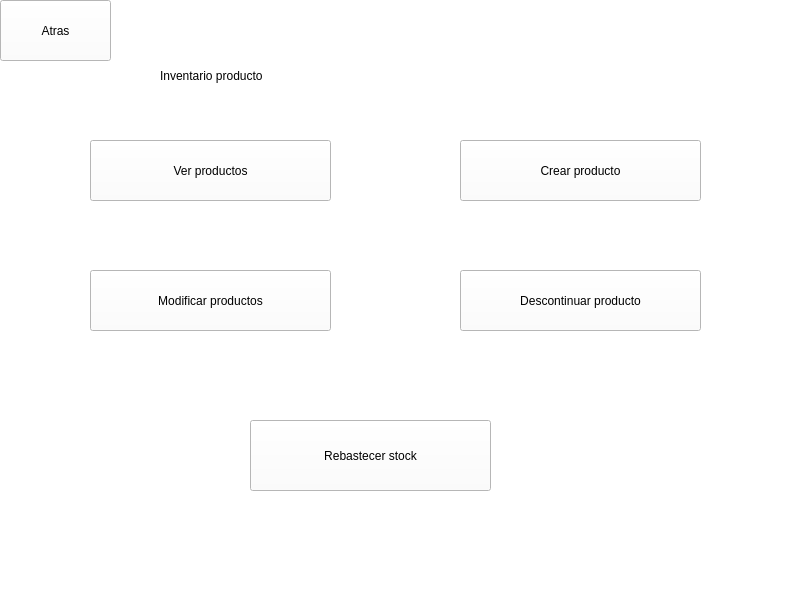
Above: GUI/sub_ventanas/ui/inventario_productos/inventario_productos.ui from C-Sebastian-M/GLAM_MAKEUP_STORE before the change. Below: the same form after it.
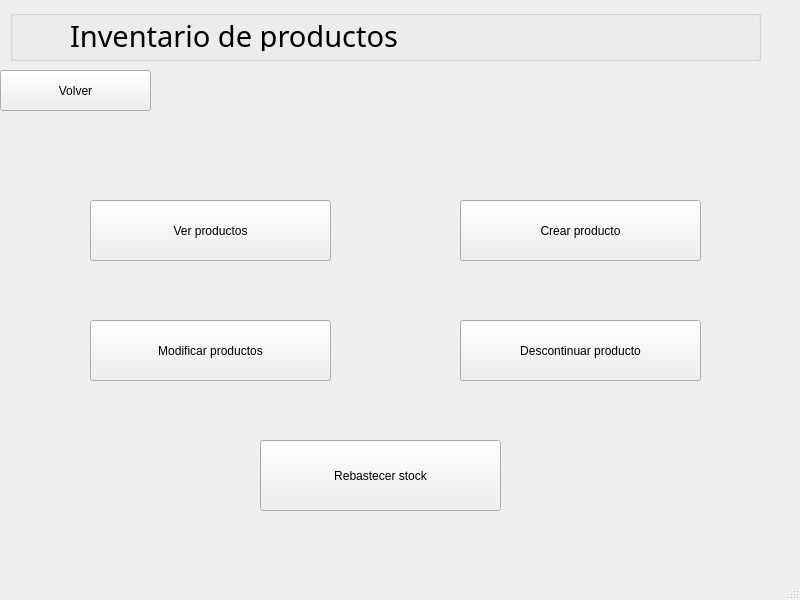
That is the form after the change. Icons and pictures are not drawn.

```diff
--- a/GUI/sub_ventanas/ui/inventario_productos/inventario_productos.ui
+++ b/GUI/sub_ventanas/ui/inventario_productos/inventario_productos.ui
@@ -14,14 +14,14 @@
    <string>Inventario productos</string>
   </property>
   <property name="styleSheet">
-   <string notr="true">background-color: rgb(255, 255, 255);</string>
+   <string notr="true"/>
   </property>
   <widget class="QWidget" name="centralwidget">
    <widget class="QPushButton" name="pushButton">
     <property name="geometry">
      <rect>
       <x>90</x>
-      <y>140</y>
+      <y>200</y>
       <width>241</width>
       <height>61</height>
      </rect>
@@ -37,7 +37,7 @@
     <property name="geometry">
      <rect>
       <x>90</x>
-      <y>270</y>
+      <y>320</y>
       <width>241</width>
       <height>61</height>
      </rect>
@@ -53,7 +53,7 @@
     <property name="geometry">
      <rect>
       <x>460</x>
-      <y>140</y>
+      <y>200</y>
       <width>241</width>
       <height>61</height>
      </rect>
@@ -69,7 +69,7 @@
     <property name="geometry">
      <rect>
       <x>460</x>
-      <y>270</y>
+      <y>320</y>
       <width>241</width>
       <height>61</height>
      </rect>
@@ -84,8 +84,8 @@
    <widget class="QPushButton" name="pushButton_5">
     <property name="geometry">
      <rect>
-      <x>250</x>
-      <y>420</y>
+      <x>260</x>
+      <y>440</y>
       <width>241</width>
       <height>71</height>
      </rect>
@@ -101,33 +101,71 @@
     <property name="geometry">
      <rect>
       <x>0</x>
-      <y>0</y>
-      <width>111</width>
-      <height>61</height>
+      <y>70</y>
+      <width>151</width>
+      <height>41</height>
      </rect>
     </property>
     <property name="styleSheet">
      <string notr="true">font: 16pt &quot;Arial&quot;;</string>
     </property>
     <property name="text">
-     <string>Atras</string>
+     <string>Volver</string>
     </property>
    </widget>
-   <widget class="QLabel" name="label">
+   <widget class="QGroupBox" name="header">
     <property name="geometry">
      <rect>
-      <x>160</x>
-      <y>60</y>
-      <width>551</width>
-      <height>31</height>
+      <x>10</x>
+      <y>10</y>
+      <width>751</width>
+      <height>51</height>
      </rect>
     </property>
-    <property name="styleSheet">
-     <string notr="true">font: 20pt &quot;Arial&quot;;</string>
+    <property name="title">
+     <string/>
     </property>
-    <property name="text">
-     <string>Inventario producto</string>
-    </property>
+    <widget class="QLabel" name="logo">
+     <property name="geometry">
+      <rect>
+       <x>0</x>
+       <y>0</y>
+       <width>50</width>
+       <height>50</height>
+      </rect>
+     </property>
+     <property name="styleSheet">
+      <string notr="true"/>
+     </property>
+     <property name="text">
+      <string/>
+     </property>
+     <property name="pixmap">
+      <pixmap>../../../recursos/images/store_logo.png</pixmap>
+     </property>
+     <property name="scaledContents">
+      <bool>true</bool>
+     </property>
+    </widget>
+    <widget class="QLabel" name="title">
+     <property name="geometry">
+      <rect>
+       <x>60</x>
+       <y>10</y>
+       <width>591</width>
+       <height>31</height>
+      </rect>
+     </property>
+     <property name="font">
+      <font>
+       <family>Dubai Medium</family>
+       <pointsize>22</pointsize>
+      </font>
+     </property>
+     <property name="text">
+      <string>Inventario de productos</string>
+     </property>
+    </widget>
    </widget>
   </widget>
   <widget class="QMenuBar" name="menubar">
```
Left out of the diff: 14 changed lines with no effect on the pictures.
